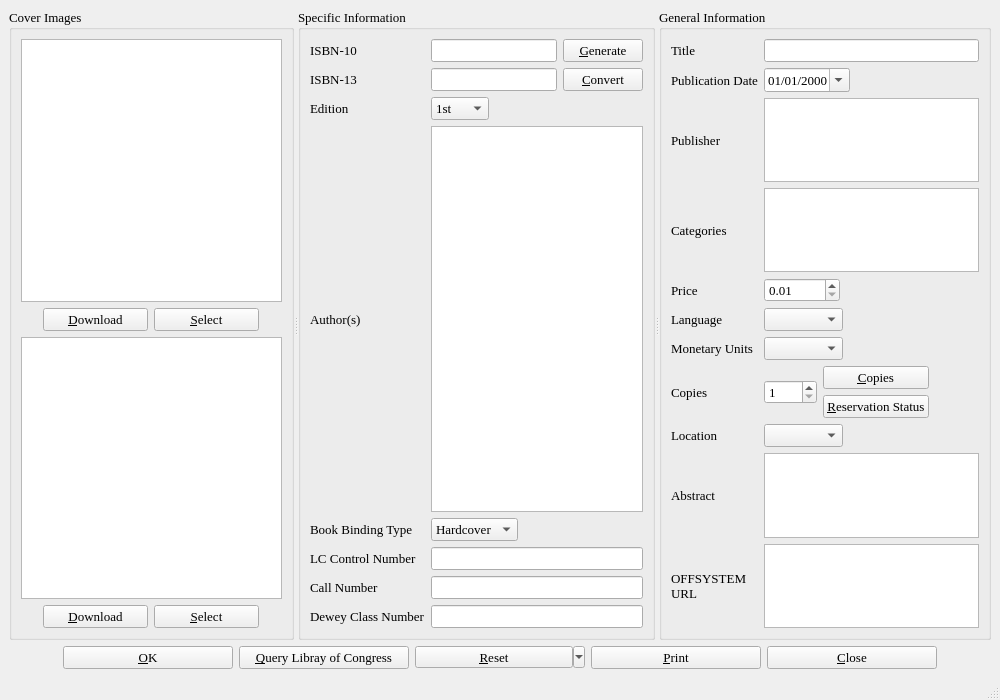
Old version of the form bookinfo.ui in the repository textbrowser/biblioteq.
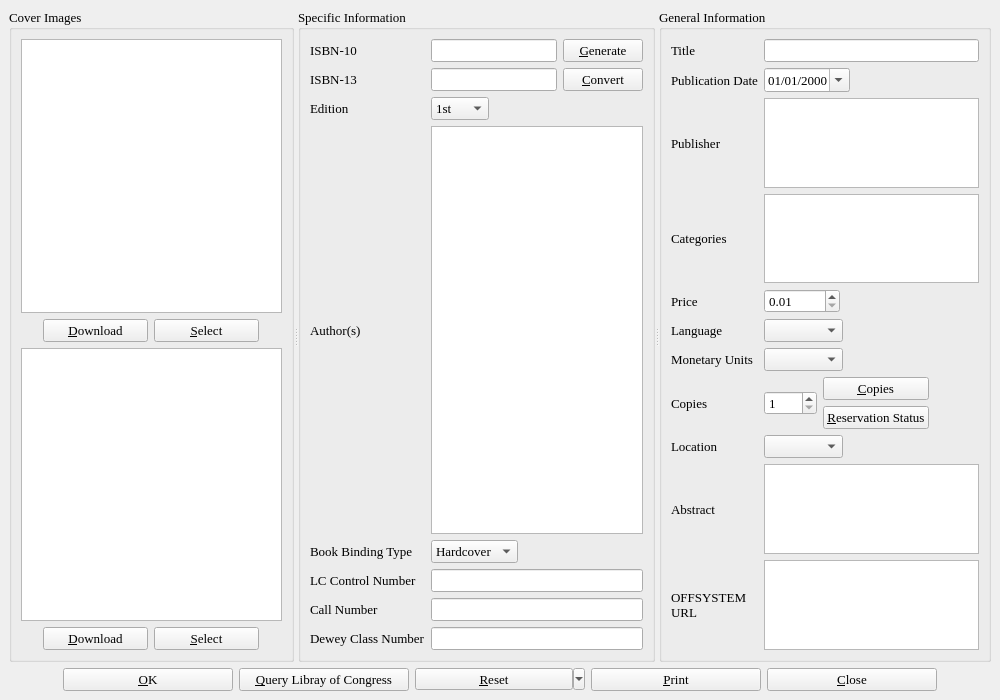
New version of the form. Icons and pictures are not drawn. Custom widgets are drawn as their Qt base class.

```diff
--- a/bookinfo.ui
+++ b/bookinfo.ui
@@ -1083,7 +1083,6 @@
     </item>
    </layout>
   </widget>
-  <widget class="QStatusBar" name="statusBar" />
  </widget>
  <customwidgets>
   <customwidget>
```
Left out of the diff: 56 changed lines with no effect on the pictures.
